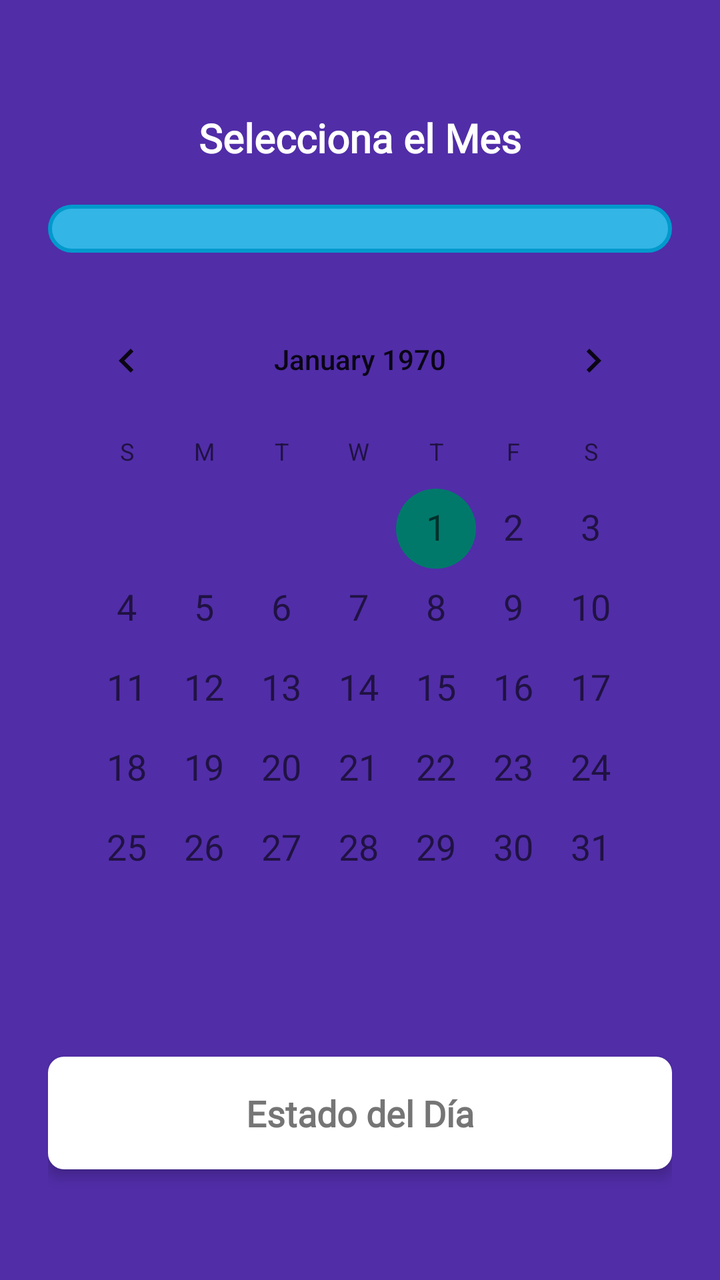
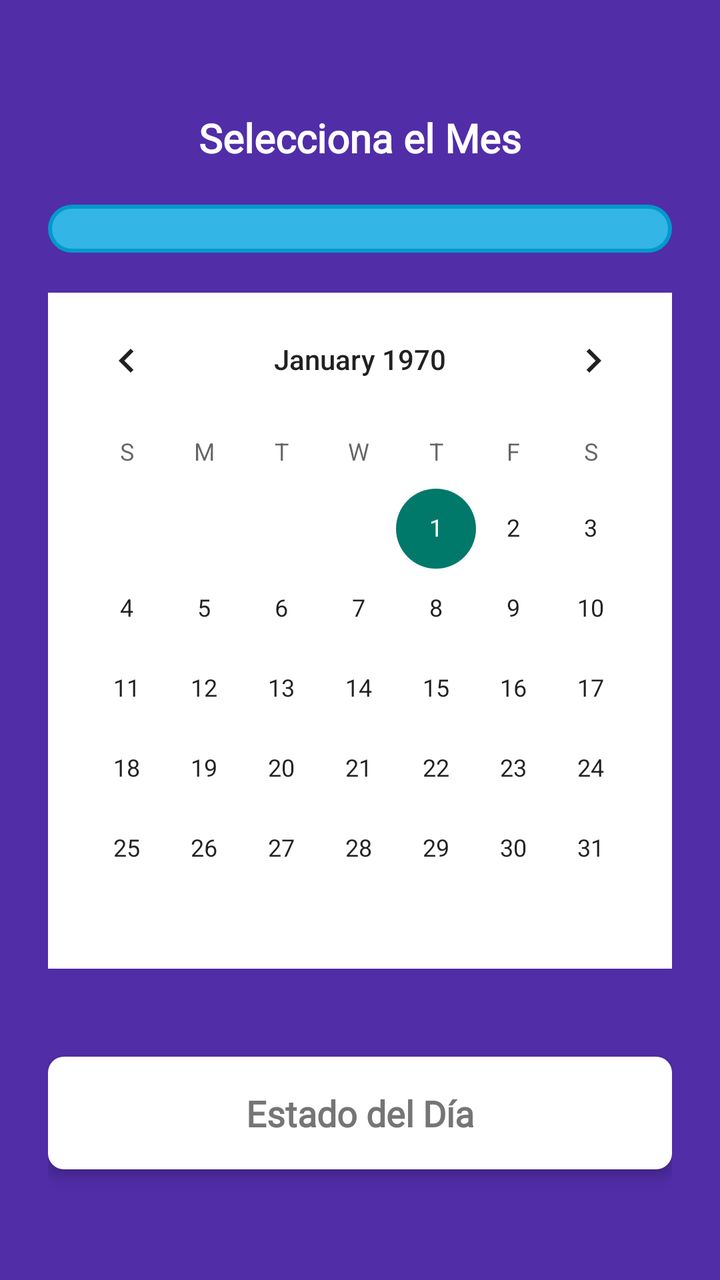

Compare the two renders of this Android layout. The source of the first and the diff that turns it into the second are given below.
<!-- AndroidManifest.xml: application theme Theme.MalosH -->
<!-- res/layout/fragment_progreso_meta.xml -->
<LinearLayout xmlns:android="http://schemas.android.com/apk/res/android"
    android:layout_width="match_parent"
    android:layout_height="match_parent"
    android:orientation="vertical"
    android:gravity="center"
    android:padding="24dp"
    android:background="@color/purple_dark">

    
    <TextView
        android:id="@+id/periodoSeleccionadoTextView"
        android:layout_width="wrap_content"
        android:layout_height="wrap_content"
        android:text="Selecciona el Mes"
        android:textSize="20sp"
        android:textColor="@color/white"
        android:textStyle="bold"
        android:fontFamily="@font/roboto_medium"
        android:layout_marginBottom="20dp" />

    
    <Spinner
        android:id="@+id/mesSpinner"
        android:layout_width="match_parent"
        android:layout_height="wrap_content"
        android:layout_marginBottom="20dp"
        android:padding="12dp"
        android:background="@drawable/spinner_background" />

    
    <CalendarView
        android:id="@+id/calendarioMeta"
        android:layout_width="match_parent"
        android:layout_height="wrap_content"
        android:dateTextAppearance="@style/TextAppearance.AppCompat.Medium"
        android:layout_marginBottom="24dp"
        android:backgroundTint="@color/secondary_background_color" />

    <TextView
        android:id="@+id/estadoDiaTextView"
        android:layout_width="match_parent"
        android:layout_height="wrap_content"
        android:text="Estado del Día"
        android:textSize="18sp"
        android:padding="16dp"
        android:textColor="@color/text_color_secondary"
        android:background="@drawable/textview_background"
        android:layout_marginTop="20dp"
        android:gravity="center"
        android:textStyle="bold"
        android:fontFamily="@font/roboto_medium"
        android:elevation="4dp" />


</LinearLayout>
<!-- resources referenced by this layout -->
<resources>
  <color name="purple_dark">#512DA8</color>
  <color name="secondary_background_color">#E0E0E0</color>
  <color name="text_color_secondary">#757575</color>
  <color name="white">#FFFFFF</color>
  <!-- drawable spinner_background (drawable) -->
  <shape xmlns:android="http://schemas.android.com/apk/res/android">
      <solid android:color="@android:color/holo_blue_light"/>
      <corners android:radius="16dp"/>
      <stroke android:width="2dp" android:color="@android:color/holo_blue_dark"/>
      <padding android:left="8dp" android:right="8dp" android:top="8dp" android:bottom="8dp"/>
  </shape>
  <!-- drawable textview_background (drawable) -->
  <shape xmlns:android="http://schemas.android.com/apk/res/android">
      <solid android:color="#FFFFFF" />
      <corners android:radius="8dp" />
  </shape>
  <style name="Theme.MalosH" parent="Theme.MaterialComponents.DayNight.NoActionBar">
          
          <item name="colorPrimary">@color/purple</item>
          <item name="colorPrimaryDark">@color/purple</item>
          <item name="colorAccent">@color/teal_dark</item>
      </style>
  <color name="purple">#7E57C2</color>
  <color name="teal_dark">#00796B</color>
</resources>

<!-- the commit's change to res/layout/fragment_progreso_meta.xml (unified diff, before → after) -->
@@ -32,9 +32,8 @@
         android:id="@+id/calendarioMeta"
         android:layout_width="match_parent"
         android:layout_height="wrap_content"
-        android:dateTextAppearance="@style/TextAppearance.AppCompat.Medium"
         android:layout_marginBottom="24dp"
-        android:backgroundTint="@color/secondary_background_color" />
+        android:background="@color/white" />
 
     <TextView
         android:id="@+id/estadoDiaTextView"
@@ -51,5 +50,4 @@
         android:fontFamily="@font/roboto_medium"
         android:elevation="4dp" />
 
-
 </LinearLayout>
<!-- resource entries referenced after the edit -->
@@ -1,7 +1,6 @@
 <!-- resources referenced by this layout -->
 <resources>
   <color name="purple_dark">#512DA8</color>
-  <color name="secondary_background_color">#E0E0E0</color>
   <color name="text_color_secondary">#757575</color>
   <color name="white">#FFFFFF</color>
   <!-- drawable spinner_background (drawable) -->
